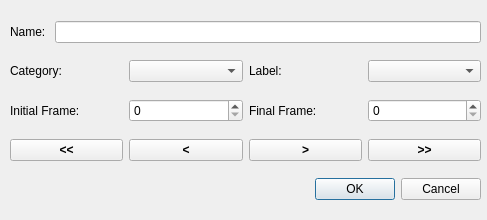
smartsenselab/SSAT, file modules/app/dialogframebased.ui: the form before one commit.
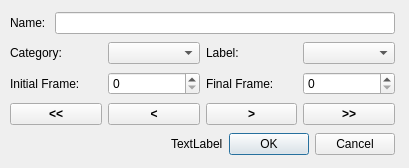
The form after the commit.

Commit message: Complete task

```diff
--- a/modules/app/dialogframebased.ui
+++ b/modules/app/dialogframebased.ui
@@ -6,24 +6,24 @@
    <rect>
     <x>0</x>
     <y>0</y>
-    <width>487</width>
-    <height>220</height>
+    <width>409</width>
+    <height>168</height>
    </rect>
   </property>
   <property name="windowTitle">
    <string>Frame-based annotation</string>
   </property>
-  <widget class="QWidget" name="layoutWidget">
+  <widget class="QWidget" name="">
    <property name="geometry">
     <rect>
      <x>10</x>
      <y>10</y>
-     <width>471</width>
-     <height>201</height>
+     <width>385</width>
+     <height>147</height>
     </rect>
    </property>
-   <layout class="QVBoxLayout" name="verticalLayout">
-    <item>
+   <layout class="QGridLayout" name="gridLayout">
+    <item row="0" column="0">
      <layout class="QHBoxLayout" name="horizontalLayout_3">
       <item>
        <widget class="QLabel" name="labelName">
@@ -37,7 +37,7 @@
       </item>
      </layout>
     </item>
-    <item>
+    <item row="1" column="0">
      <layout class="QHBoxLayout" name="horizontalLayout_2">
       <item>
        <widget class="QLabel" name="labelCategory">
@@ -61,7 +61,7 @@
       </item>
      </layout>
     </item>
-    <item>
+    <item row="2" column="0">
      <layout class="QHBoxLayout" name="horizontalLayout_1">
       <item>
        <widget class="QLabel" name="labelInitialFrame">
@@ -93,7 +93,7 @@
       </item>
      </layout>
     </item>
-    <item>
+    <item row="3" column="0">
      <layout class="QHBoxLayout" name="horizontalLayout_4">
       <item>
        <widget class="QPushButton" name="buttonRewindF">
@@ -149,6 +149,28 @@
       </item>
      </layout>
     </item>
+    <item row="4" column="0">
+     <layout class="QHBoxLayout" name="horizontalLayout">
+      <item>
+       <spacer name="horizontalSpacer">
+        <property name="orientation">
+         <enum>Qt::Horizontal</enum>
+        </property>
+        <property name="sizeHint" stdset="0">
+         <size>
+          <width>40</width>
+          <height>20</height>
+         </size>
+        </property>
+       </spacer>
+      </item>
+      <item>
+       <widget class="QLabel" name="label">
+        <property name="text">
+         <string>TextLabel</string>
+        </property>
+       </widget>
+      </item>
     <item>
      <widget class="QDialogButtonBox" name="buttonBox">
       <property name="orientation">
@@ -160,6 +182,8 @@
      </widget>
     </item>
    </layout>
+    </item>
+   </layout>
   </widget>
  </widget>
  <resources/>
```
Left out of the diff: 4 changed lines with no effect on the pictures. Lines whose indentation alone changed are shown as unchanged. The commit also changes 2 other files.
